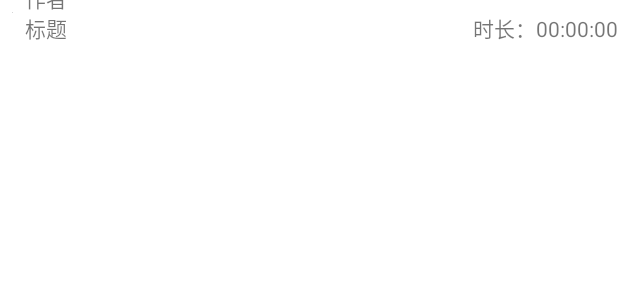
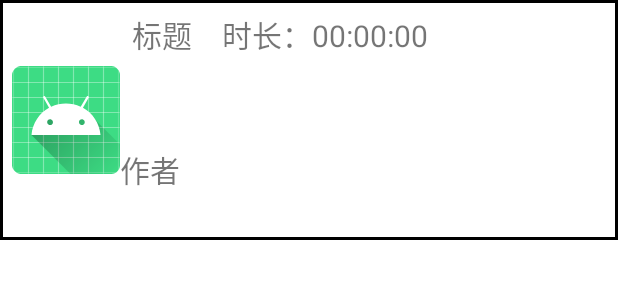
Before and after one commit to ohuo133233/MyJavaDemo, an Android app: the layout item.xml on its own in the app's theme, with its tools: preview values and no code run, on a phone screen of 412 x 824 dp. Shown: the top 300 px of the screen. Run offline under Robolectric (Android 15) with nearby library versions, the phone set to English and light mode, and no system bars.

Commit message:
增加列表，优化结构

```diff
--- /dev/null
+++ b/mediaplayer/src/main/res/drawable/border_shape.xml
@@ -0,0 +1,7 @@
+<?xml version="1.0" encoding="utf-8"?>
+<shape xmlns:android="http://schemas.android.com/apk/res/android">
+    <solid android:color="#FFFFFF" /> <!-- 设置形状内部的填充颜色 -->
+    <stroke
+        android:width="2dp"
+        android:color="#000000" /> <!-- 边框颜色 -->
+</shape>
--- a/mediaplayer/src/main/res/layout/activity_main.xml
+++ b/mediaplayer/src/main/res/layout/activity_main.xml
@@ -89,8 +89,9 @@
 
     <androidx.recyclerview.widget.RecyclerView
         android:id="@+id/file_list"
-        android:layout_width="200dp"
+        android:layout_width="300dp"
         android:layout_height="0dp"
+        android:background="@color/white"
         app:layout_constraintBottom_toTopOf="@+id/view"
         app:layout_constraintEnd_toEndOf="parent"
         app:layout_constraintTop_toTopOf="parent" />
--- a/mediaplayer/src/main/res/layout/item.xml
+++ b/mediaplayer/src/main/res/layout/item.xml
@@ -3,42 +3,98 @@
     xmlns:app="http://schemas.android.com/apk/res-auto"
     xmlns:tools="http://schemas.android.com/tools"
     android:layout_width="match_parent"
-    android:layout_height="match_parent">
+    android:layout_height="wrap_content">
+
+    <View
+        android:id="@+id/view"
+        android:layout_width="wrap_content"
+        android:layout_height="160dp"
+        android:background="@drawable/border_shape"
+        app:layout_constraintStart_toStartOf="parent"
+        app:layout_constraintTop_toTopOf="parent" />
 
     <ImageView
         android:id="@+id/icon"
         android:layout_width="wrap_content"
         android:layout_height="wrap_content"
         android:layout_marginStart="8dp"
-        android:layout_marginTop="8dp"
+        android:background="@mipmap/ic_launcher"
+        app:layout_constraintBottom_toBottomOf="@+id/view"
         app:layout_constraintStart_toStartOf="parent"
-        app:layout_constraintTop_toTopOf="parent"
-        tools:srcCompat="@tools:sample/avatars" />
+        app:layout_constraintTop_toTopOf="parent" />
 
     <TextView
         android:id="@+id/title"
         android:layout_width="wrap_content"
         android:layout_height="wrap_content"
         android:layout_marginStart="8dp"
+        android:layout_marginTop="8dp"
         android:text="标题"
+        android:textSize="20sp"
         app:layout_constraintStart_toEndOf="@+id/icon"
-        app:layout_constraintTop_toTopOf="@+id/icon" />
+        app:layout_constraintTop_toTopOf="parent" />
 
     <TextView
         android:id="@+id/textView2"
         android:layout_width="wrap_content"
         android:layout_height="wrap_content"
-        android:layout_marginStart="8dp"
+        android:layout_marginTop="60dp"
         android:text="作者"
-        app:layout_constraintBottom_toBottomOf="@+id/icon"
-        app:layout_constraintStart_toEndOf="@+id/icon" />
+        android:textSize="20sp"
+        app:layout_constraintStart_toEndOf="@+id/icon"
+        app:layout_constraintTop_toBottomOf="@+id/title" />
 
     <TextView
         android:id="@+id/time"
         android:layout_width="wrap_content"
         android:layout_height="wrap_content"
+        android:layout_marginStart="20dp"
         android:layout_marginTop="8dp"
         android:text="时长：00:00:00"
-        app:layout_constraintEnd_toEndOf="parent"
+        android:textSize="20sp"
+        app:layout_constraintStart_toEndOf="@+id/title"
         app:layout_constraintTop_toTopOf="parent" />
+
+    <View
+        android:id="@+id/add_view"
+        android:layout_width="match_parent"
+        android:layout_height="200dp"
+        android:background="@color/purple_200"
+        app:layout_constraintTop_toBottomOf="@+id/view" />
+
+    <CheckBox
+        android:id="@+id/checkBox"
+        android:layout_width="wrap_content"
+        android:layout_height="wrap_content"
+        app:layout_constraintBottom_toBottomOf="@+id/add_view"
+        app:layout_constraintStart_toStartOf="parent"
+        app:layout_constraintTop_toBottomOf="@+id/view" />
+
+    <TextView
+        android:id="@+id/message"
+        android:layout_width="wrap_content"
+        android:layout_height="wrap_content"
+        android:layout_marginStart="24dp"
+        android:text="互动"
+        app:layout_constraintBottom_toBottomOf="@+id/checkBox"
+        app:layout_constraintStart_toEndOf="@+id/checkBox"
+        app:layout_constraintTop_toTopOf="@+id/checkBox" />
+
+    <TextView
+        android:id="@+id/size"
+        android:layout_width="wrap_content"
+        android:layout_height="wrap_content"
+        android:layout_marginStart="24dp"
+        android:text="145.52KB"
+        app:layout_constraintBottom_toBottomOf="@+id/checkBox"
+        app:layout_constraintStart_toEndOf="@+id/message"
+        app:layout_constraintTop_toTopOf="@+id/checkBox" />
+
+    <androidx.constraintlayout.widget.Group
+        android:id="@+id/group"
+        android:visibility="gone"
+        android:layout_width="wrap_content"
+        android:layout_height="wrap_content"
+        app:constraint_referenced_ids="add_view,checkBox, message, size" />
+
 </androidx.constraintlayout.widget.ConstraintLayout>
```
Also changed, not shown: mediaplayer/src/main/java/com/example/mediaplayer/IPlayer.java (added, +11 -0 lines), mediaplayer/src/main/java/com/example/mediaplayer/ItemSlideDecoration.java (added, +37 -0 lines), mediaplayer/src/main/java/com/example/mediaplayer/MainActivity.java (+57 -51 lines), mediaplayer/src/main/java/com/example/mediaplayer/Player.java (+87 -1 lines), mediaplayer/src/main/java/com/example/mediaplayer/PlayerSeekBar.java (+6 -40 lines), mediaplayer/src/main/res/mipmap-xxhdpi/icon_checkbox.png (added), mediaplayer/src/main/res/mipmap-xxhdpi/icon_checkbox_checked.png (added), 1 other file.
